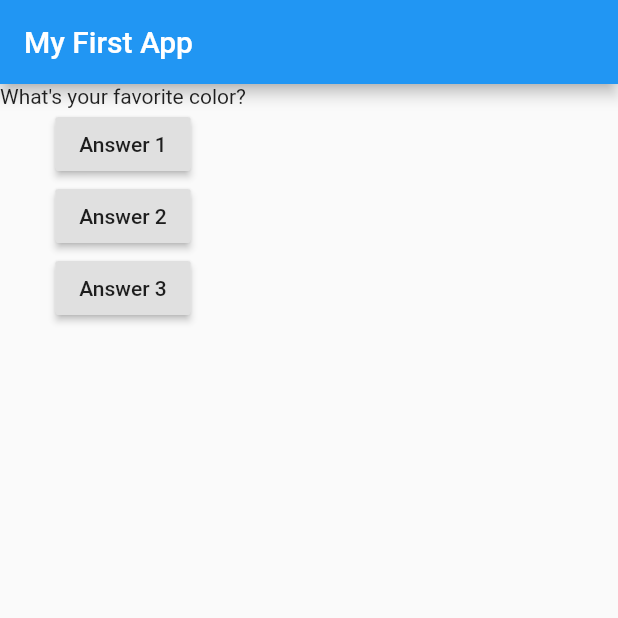
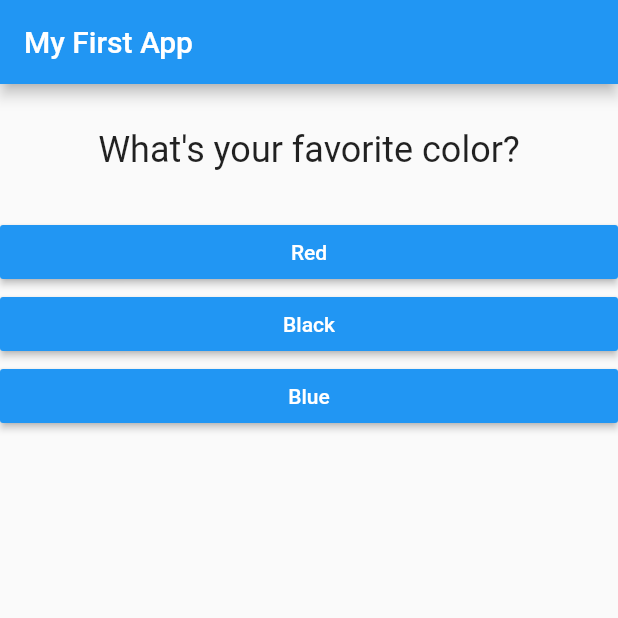
Before and after one commit to AadiRana911/Flutter, a Flutter app: the screen it shows after launch, on a phone screen of 412 x 824 dp, the top half of it. Run offline on Flutter 3.47's test engine with Material 2 defaults, Android fonts, the phone set to English and light mode, and no system bars.

Commit message:
Added dynamicity by creating an answer widget

```diff
--- /dev/null
+++ b/basic_quiz_app/lib/answer.dart
@@ -0,0 +1,21 @@
+import 'package:flutter/material.dart';
+
+class Answer extends StatelessWidget {
+  final Function selectHandler;
+  final String answer;
+
+  Answer(this.selectHandler, this.answer);
+
+  @override
+  Widget build(BuildContext context) {
+    return Container(
+      width: double.infinity,
+      child: RaisedButton(
+        color: Colors.blue,
+        textColor: Colors.white,
+        child: Text(answer),
+        onPressed: selectHandler,
+      ),
+    );
+  }
+}
--- a/basic_quiz_app/lib/main.dart
+++ b/basic_quiz_app/lib/main.dart
@@ -1,4 +1,7 @@
 import 'package:flutter/material.dart';
+
+import './Question.dart';
+import './answer.dart';
 
 main() => runApp(MyApp());
 
@@ -6,37 +9,41 @@ class MyApp extends StatefulWidget {
   @override
   State<StatefulWidget> createState() {
     // TODO: implement createState
-    return MyAppState();
+    return _MyAppState();
   }
 }
 
-class MyAppState extends State <MyApp>{
-  var len = 0;
-  var questionIndex = 0;
+class _MyAppState extends State <MyApp>{
+  var _questionIndex = 0;
 
-  void answerQuestion(){
-    if(questionIndex < len){
-      setState(() {
-        questionIndex++;
-      });
-    }
+  void _answerQuestion(){
+    setState(() {
+      _questionIndex++;
+    });
   }
   @override
   Widget build(BuildContext context) {
     var questions = [
-      'What\'s your favorite color?',
-      'What\'s your favorite animal?'
+      {
+        'Question Text': 'What\'s your favorite color?',
+        'Answers': ['Red', 'Black', 'Blue']
+      },
+      {
+        'Question Text': 'What\'s your favorite animal?',
+        'Answers': ['Rabbit', 'Snake', 'Cat', 'Penguin']
+      }
+      ,
+
     ];
-    this.len = questions.length;
     return MaterialApp(
       home: Scaffold(
         appBar: AppBar(title: Text('My First App')),
         body: Column(
           children: <Widget>[
-            Text(questions[questionIndex]),
-            RaisedButton(child: Text('Answer 1'), onPressed: answerQuestion),
-            RaisedButton(child: Text('Answer 2'), onPressed: answerQuestion),
-            RaisedButton(child: Text('Answer 3'), onPressed: answerQuestion),
+            Question(questions[_questionIndex]['Question Text']),
+            ...(questions[_questionIndex]['Answers'] as List<String>).map((answer) {
+              return Answer(_answerQuestion, answer);
+            }).toList()
           ],
         ),
       ),
--- /dev/null
+++ b/basic_quiz_app/lib/question.dart
@@ -0,0 +1,19 @@
+import 'package:flutter/material.dart';
+
+class Question extends StatelessWidget {
+  final String question;
+  Question(this.question);
+
+  @override
+  Widget build(BuildContext context) {
+    return Container(
+      width: double.infinity,
+      margin: EdgeInsets.all(30),
+      child: Text(
+        question,
+        style: TextStyle(fontSize: 24),
+        textAlign: TextAlign.center,
+      )
+    );
+  }
+}
```
